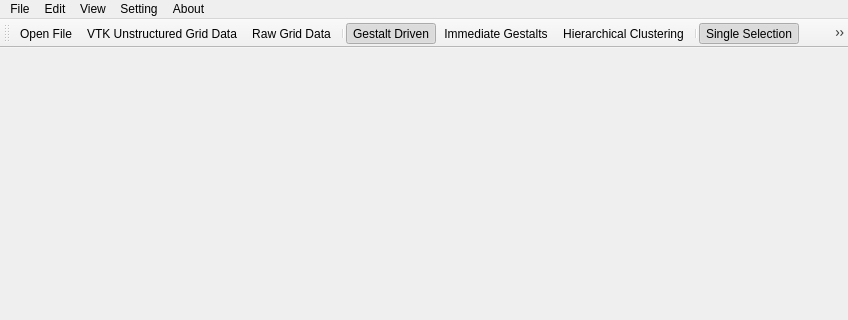
Before: the Qt Designer form ScatterPointGlyph/scatter_point_glyph.ui in Edgar324/ScatterPointGlyph, drawn with Qt 5; both pictures show x 0 to 848 and y 0 to 320 of the 848 by 620 pixel window.
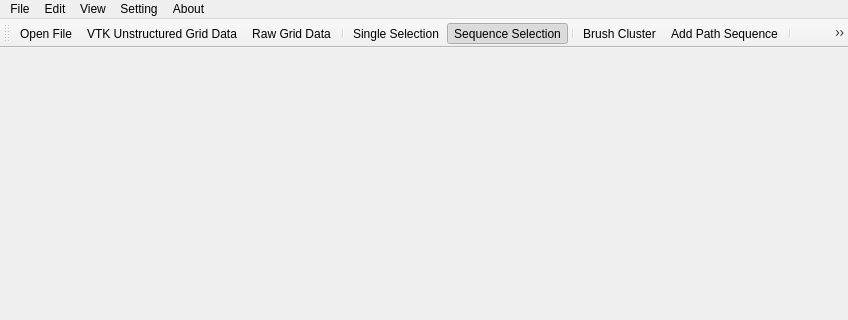
After: the same form once the commit is applied. Icons and pictures are not drawn.

Commit message: Update toolbar icon

```diff
--- a/ScatterPointGlyph/scatter_point_glyph.ui
+++ b/ScatterPointGlyph/scatter_point_glyph.ui
@@ -83,19 +83,15 @@
    <addaction name="actionVTK_Unstructured_Grid_Data"/>
    <addaction name="actionRaw_Grid_Data"/>
    <addaction name="separator"/>
-   <addaction name="action_perception_driven"/>
-   <addaction name="actionImmediate_Gestalts"/>
-   <addaction name="action_hierarchical_clustering"/>
-   <addaction name="separator"/>
    <addaction name="actionSingle_Selection"/>
    <addaction name="actionSequence_Selection"/>
    <addaction name="separator"/>
    <addaction name="actionBrush_Cluster"/>
+   <addaction name="actionAdd_Path_Sequence"/>
    <addaction name="separator"/>
    <addaction name="actionExec"/>
    <addaction name="actionSplit"/>
    <addaction name="actionMerge"/>
-   <addaction name="actionAdd_Path_Sequence"/>
   </widget>
   <widget class="QStatusBar" name="statusBar"/>
   <action name="action_close">
@@ -192,7 +188,7 @@
     <bool>true</bool>
    </property>
    <property name="checked">
-    <bool>true</bool>
+    <bool>false</bool>
    </property>
    <property name="icon">
     <iconset resource="scatter_point_glyph.qrc">
@@ -206,6 +202,9 @@
    <property name="checkable">
     <bool>true</bool>
    </property>
+   <property name="checked">
+    <bool>true</bool>
+   </property>
    <property name="icon">
     <iconset resource="scatter_point_glyph.qrc">
      <normaloff>:/ScatterPointGlyph/images/sequence.png</normaloff>:/ScatterPointGlyph/images/sequence.png</iconset>
```
Left out of the diff: 14 changed lines with no effect on the pictures. The commit also changes 5 other files.
